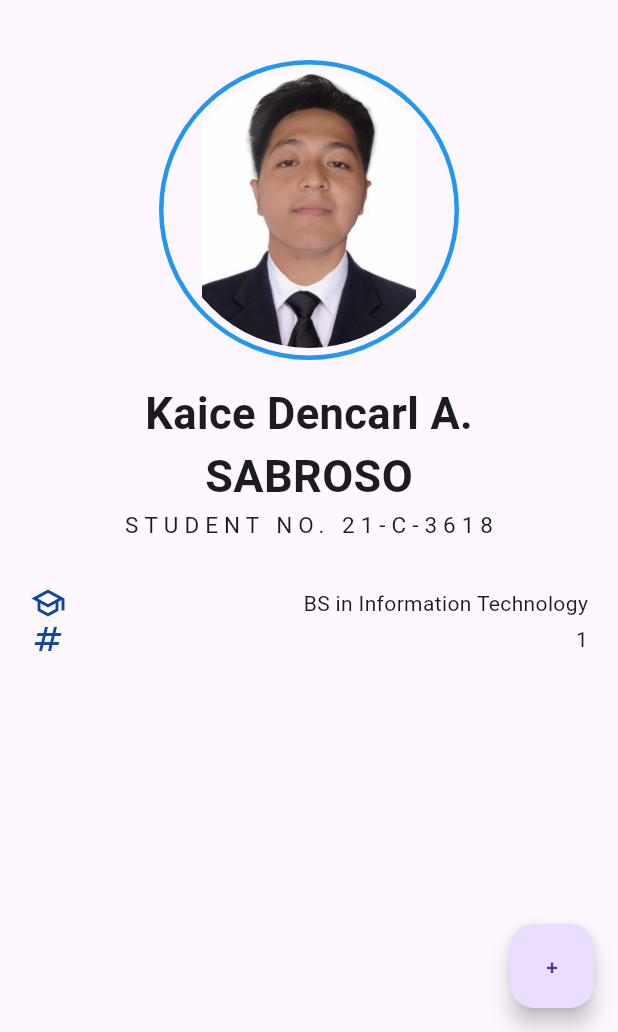
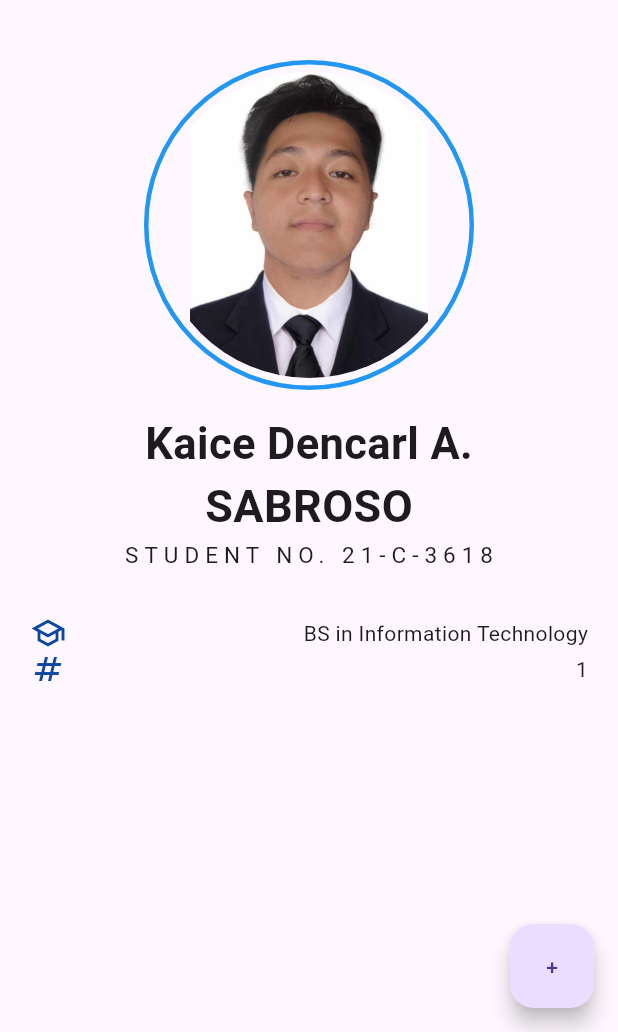
Before and after one commit to ceciliasds/id-card, a Flutter app: the screen it shows after launch, in the side drawer, after a tap on "Kaice Sabroso", on a phone screen of 412 x 824 dp, the part 204-1236 px from its top. Run offline on Flutter 3.47's test engine with Material 3 defaults, Android fonts, the phone set to English and light mode, and no system bars.

Commit message:
Update kaice.dart

```diff
--- a/lib/kaice.dart
+++ b/lib/kaice.dart
@@ -55,14 +55,14 @@ class _KaiceState extends State<Kaice> {
               ),
               SizedBox(height: 40),
               Container(
-                width: 200,
-                height: 200,
-                padding: EdgeInsets.all(5), // Adjust the padding as needed for the border width
+                width: 220,
+                height: 220,
+                padding: EdgeInsets.all(5),
                 decoration: BoxDecoration(
                   shape: BoxShape.circle,
                   border: Border.all(
-                    color: Colors.blue, // Specify the border color
-                    width: 3.0, // Specify the border width
+                    color: Colors.blue,
+                    width: 3.0,
                   ),
                 ),
                 child: ClipOval(
```
